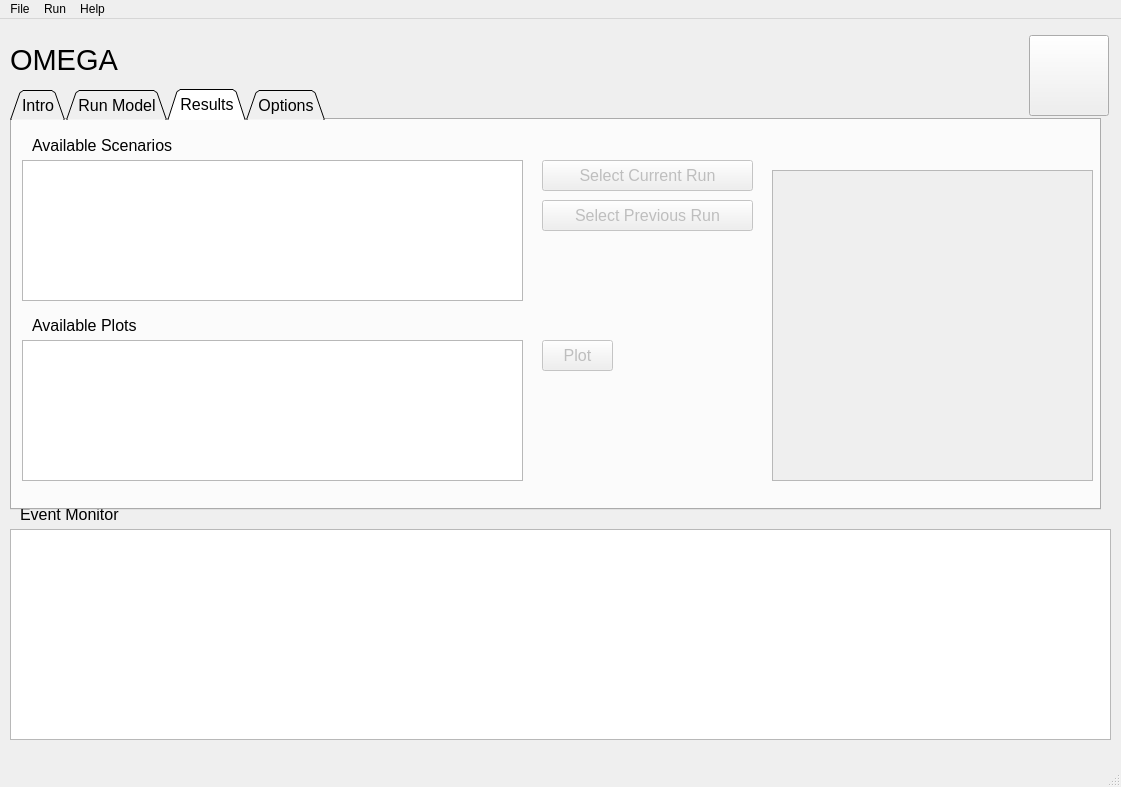
The window that omega_gui/elements/omega_gui_qt.ui (johnathanvic/EPA_OMEGA_Model) describes before a commit, drawn with Qt 5.
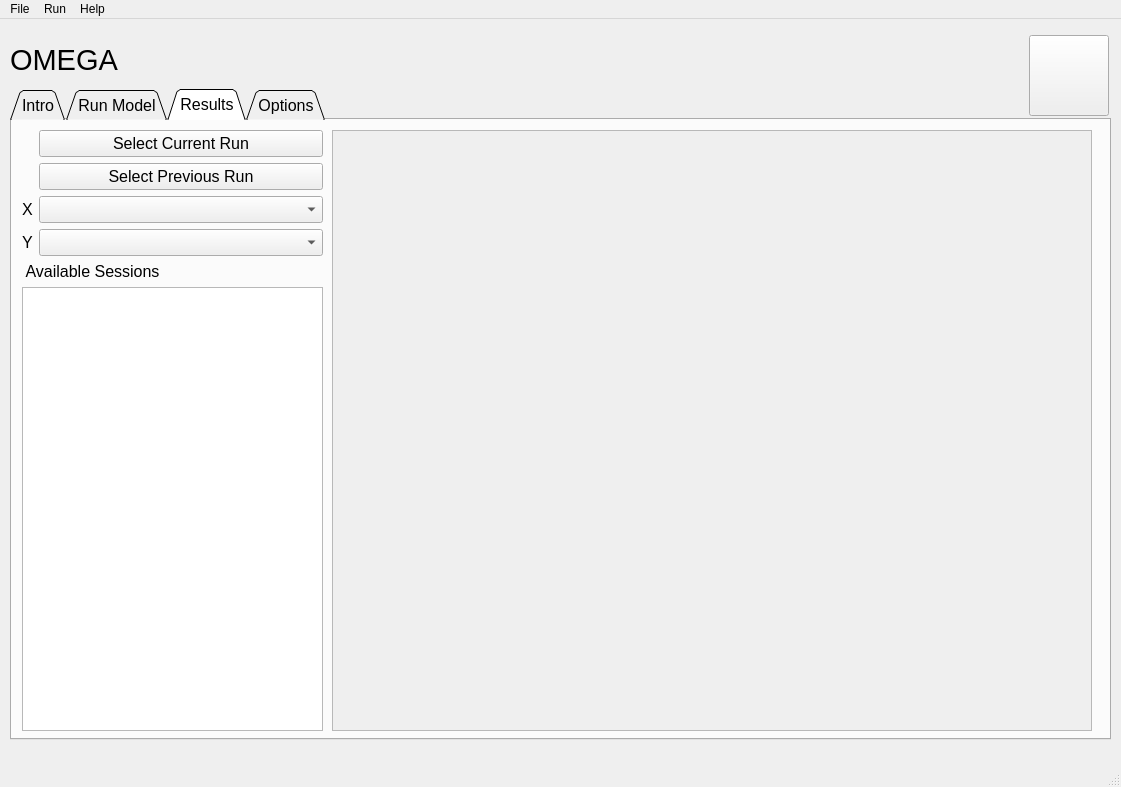
The same window after the commit. The open tabs and pages were chosen to show the change.

Commit message: updated GUI layout    * event monitor only on Run Model tab    * Results tab now supports matplotlib plots of summary_results

The edit to the form file:
```diff
--- a/omega_gui/elements/omega_gui_qt.ui
+++ b/omega_gui/elements/omega_gui_qt.ui
@@ -31,8 +31,8 @@
      <rect>
       <x>10</x>
       <y>70</y>
-      <width>1091</width>
-      <height>421</height>
+      <width>1101</width>
+      <height>651</height>
      </rect>
     </property>
     <property name="font">
@@ -378,6 +378,51 @@
        <set>Qt::AlignLeading|Qt::AlignLeft|Qt::AlignVCenter</set>
       </property>
      </widget>
+     <widget class="QLabel" name="event_monitor_label">
+      <property name="geometry">
+       <rect>
+        <x>10</x>
+        <y>350</y>
+        <width>201</width>
+        <height>31</height>
+       </rect>
+      </property>
+      <property name="font">
+       <font>
+        <family>Arial</family>
+        <pointsize>12</pointsize>
+        <weight>50</weight>
+        <bold>false</bold>
+       </font>
+      </property>
+      <property name="toolTip">
+       <string>Event Monitor records ongoing program events</string>
+      </property>
+      <property name="text">
+       <string>Event Monitor</string>
+      </property>
+     </widget>
+     <widget class="QTextEdit" name="event_monitor_result">
+      <property name="geometry">
+       <rect>
+        <x>10</x>
+        <y>380</y>
+        <width>1081</width>
+        <height>231</height>
+       </rect>
+      </property>
+      <property name="font">
+       <font>
+        <family>Consolas</family>
+        <pointsize>10</pointsize>
+        <weight>50</weight>
+        <bold>false</bold>
+       </font>
+      </property>
+      <property name="toolTip">
+       <string>Event Monitor records ongoing program events</string>
+      </property>
+     </widget>
     </widget>
     <widget class="QWidget" name="results_tab">
      <property name="enabled">
@@ -386,162 +431,13 @@
      <attribute name="title">
       <string>Results</string>
      </attribute>
-     <widget class="QListWidget" name="list_graphs_1">
-      <property name="geometry">
-       <rect>
-        <x>10</x>
-        <y>220</y>
-        <width>501</width>
-        <height>141</height>
-       </rect>
-      </property>
-     </widget>
-     <widget class="QLabel" name="available_plots_1_label_2">
-      <property name="geometry">
-       <rect>
-        <x>20</x>
-        <y>190</y>
-        <width>481</width>
-        <height>31</height>
-       </rect>
-      </property>
-      <property name="font">
-       <font>
-        <family>Arial</family>
-        <pointsize>12</pointsize>
-        <weight>50</weight>
-        <bold>false</bold>
-       </font>
-      </property>
-      <property name="text">
-       <string>Available Plots</string>
-      </property>
-     </widget>
-     <widget class="QPushButton" name="open_plot_2">
-      <property name="enabled">
-       <bool>false</bool>
-      </property>
-      <property name="geometry">
-       <rect>
-        <x>530</x>
-        <y>220</y>
-        <width>71</width>
-        <height>31</height>
-       </rect>
-      </property>
-      <property name="font">
-       <font>
-        <family>Arial</family>
-        <pointsize>12</pointsize>
-        <weight>50</weight>
-        <bold>false</bold>
-       </font>
-      </property>
-      <property name="toolTip">
-       <string>Plots the selected parameters</string>
-      </property>
-      <property name="text">
-       <string>Plot</string>
-      </property>
-     </widget>
-     <widget class="QListWidget" name="list_graphs_2">
-      <property name="geometry">
-       <rect>
-        <x>10</x>
-        <y>40</y>
-        <width>501</width>
-        <height>141</height>
-       </rect>
-      </property>
-     </widget>
-     <widget class="QLabel" name="available_plots_1_label_3">
-      <property name="geometry">
-       <rect>
-        <x>20</x>
-        <y>10</y>
-        <width>471</width>
-        <height>31</height>
-       </rect>
-      </property>
-      <property name="font">
-       <font>
-        <family>Arial</family>
-        <pointsize>12</pointsize>
-        <weight>50</weight>
-        <bold>false</bold>
-       </font>
-      </property>
-      <property name="text">
-       <string>Available Scenarios</string>
-      </property>
-     </widget>
-     <widget class="QPushButton" name="select_plot_2">
-      <property name="enabled">
-       <bool>false</bool>
-      </property>
-      <property name="geometry">
-       <rect>
-        <x>530</x>
-        <y>80</y>
-        <width>211</width>
-        <height>31</height>
-       </rect>
-      </property>
-      <property name="font">
-       <font>
-        <family>Arial</family>
-        <pointsize>12</pointsize>
-        <weight>50</weight>
-        <bold>false</bold>
-       </font>
-      </property>
-      <property name="toolTip">
-       <string>Selects previous model run for plotting</string>
-      </property>
-      <property name="text">
-       <string>Select Previous Run</string>
-      </property>
-     </widget>
-     <widget class="QPushButton" name="select_plot_3">
-      <property name="enabled">
-       <bool>false</bool>
-      </property>
-      <property name="geometry">
-       <rect>
-        <x>530</x>
-        <y>40</y>
-        <width>211</width>
-        <height>31</height>
-       </rect>
-      </property>
-      <property name="font">
-       <font>
-        <family>Arial</family>
-        <pointsize>12</pointsize>
-        <weight>50</weight>
-        <bold>false</bold>
-       </font>
-      </property>
-      <property name="toolTip">
-       <string>Selects current model run for plotting</string>
-      </property>
-      <property name="text">
-       <string>Select Current Run</string>
-      </property>
-      <property name="autoDefault">
-       <bool>false</bool>
-      </property>
-      <property name="flat">
-       <bool>false</bool>
-      </property>
-     </widget>
      <widget class="QScrollArea" name="plot_scroll">
       <property name="geometry">
        <rect>
-        <x>760</x>
-        <y>50</y>
-        <width>321</width>
-        <height>311</height>
+        <x>320</x>
+        <y>10</y>
+        <width>760</width>
+        <height>601</height>
        </rect>
       </property>
       <property name="sizePolicy">
@@ -562,6 +458,9 @@
       <property name="verticalScrollBarPolicy">
        <enum>Qt::ScrollBarAsNeeded</enum>
       </property>
+      <property name="horizontalScrollBarPolicy">
+       <enum>Qt::ScrollBarAlwaysOff</enum>
+      </property>
       <property name="sizeAdjustPolicy">
        <enum>QAbstractScrollArea::AdjustToContents</enum>
       </property>
@@ -579,14 +478,132 @@
        </property>
       </widget>
      </widget>
-     <zorder>list_graphs_1</zorder>
-     <zorder>available_plots_1_label_2</zorder>
-     <zorder>open_plot_2</zorder>
-     <zorder>list_graphs_2</zorder>
-     <zorder>available_plots_1_label_3</zorder>
-     <zorder>select_plot_3</zorder>
-     <zorder>select_plot_2</zorder>
-     <zorder>plot_scroll</zorder>
+     <widget class="QWidget" name="verticalLayoutWidget">
+      <property name="geometry">
+       <rect>
+        <x>10</x>
+        <y>10</y>
+        <width>301</width>
+        <height>601</height>
+       </rect>
+      </property>
+      <layout class="QVBoxLayout" name="verticalLayout">
+       <item>
+        <layout class="QGridLayout" name="gridLayout">
+         <item row="2" column="0">
+          <widget class="QLabel" name="label">
+           <property name="text">
+            <string>X</string>
+           </property>
+          </widget>
+         </item>
+         <item row="3" column="1">
+          <widget class="QComboBox" name="comboBox_y">
+           <property name="placeholderText">
+            <string/>
+           </property>
+          </widget>
+         </item>
+         <item row="3" column="0">
+          <widget class="QLabel" name="label_2">
+           <property name="sizePolicy">
+            <sizepolicy hsizetype="Fixed" vsizetype="Preferred">
+             <horstretch>0</horstretch>
+             <verstretch>0</verstretch>
+            </sizepolicy>
+           </property>
+           <property name="text">
+            <string>Y</string>
+           </property>
+          </widget>
+         </item>
+         <item row="2" column="1">
+          <widget class="QComboBox" name="comboBox_x">
+           <property name="placeholderText">
+            <string/>
+           </property>
+          </widget>
+         </item>
+         <item row="1" column="1">
+          <widget class="QPushButton" name="select_plot_2">
+           <property name="enabled">
+            <bool>true</bool>
+           </property>
+           <property name="font">
+            <font>
+             <family>Arial</family>
+             <pointsize>12</pointsize>
+             <weight>50</weight>
+             <bold>false</bold>
+            </font>
+           </property>
+           <property name="toolTip">
+            <string>Selects previous model run for plotting</string>
+           </property>
+           <property name="text">
+            <string>Select Previous Run</string>
+           </property>
+          </widget>
+         </item>
+         <item row="0" column="1">
+          <widget class="QPushButton" name="select_plot_3">
+           <property name="enabled">
+            <bool>true</bool>
+           </property>
+           <property name="font">
+            <font>
+             <family>Arial</family>
+             <pointsize>12</pointsize>
+             <weight>50</weight>
+             <bold>false</bold>
+            </font>
+           </property>
+           <property name="toolTip">
+            <string>Selects current model run for plotting</string>
+           </property>
+           <property name="text">
+            <string>Select Current Run</string>
+           </property>
+           <property name="autoDefault">
+            <bool>false</bool>
+           </property>
+           <property name="flat">
+            <bool>false</bool>
+           </property>
+          </widget>
+         </item>
+        </layout>
+       </item>
+       <item>
+        <widget class="QLabel" name="available_plots_1_label_3">
+         <property name="font">
+          <font>
+           <family>Arial</family>
+           <pointsize>12</pointsize>
+           <weight>50</weight>
+           <bold>false</bold>
+          </font>
+         </property>
+         <property name="text">
+          <string> Available Sessions</string>
+         </property>
+        </widget>
+       </item>
+       <item>
+        <widget class="QListWidget" name="list_graphs_2">
+         <property name="editTriggers">
+          <set>QAbstractItemView::NoEditTriggers</set>
+         </property>
+         <property name="alternatingRowColors">
+          <bool>true</bool>
+         </property>
+         <property name="selectionMode">
+          <enum>QAbstractItemView::ExtendedSelection</enum>
+         </property>
+        </widget>
+       </item>
+      </layout>
+     </widget>
     </widget>
     <widget class="QWidget" name="options_tab">
      <attribute name="title">
@@ -667,47 +684,6 @@
      <set>Qt::AlignLeading|Qt::AlignLeft|Qt::AlignVCenter</set>
     </property>
    </widget>
-   <widget class="QTextEdit" name="event_monitor_result">
-    <property name="geometry">
-     <rect>
-      <x>10</x>
-      <y>510</y>
-      <width>1101</width>
-      <height>211</height>
-     </rect>
-    </property>
-    <property name="font">
-     <font>
-      <family>Consolas</family>
-      <pointsize>10</pointsize>
-     </font>
-    </property>
-    <property name="toolTip">
-     <string>Event Monitor records ongoing program events</string>
-    </property>
-   </widget>
-   <widget class="QLabel" name="event_monitor_label">
-    <property name="geometry">
-     <rect>
-      <x>20</x>
-      <y>480</y>
-      <width>191</width>
-      <height>31</height>
-     </rect>
-    </property>
-    <property name="font">
-     <font>
-      <family>Arial</family>
-      <pointsize>12</pointsize>
-     </font>
-    </property>
-    <property name="toolTip">
-     <string>Event Monitor records ongoing program events</string>
-    </property>
-    <property name="text">
-     <string>Event Monitor</string>
-    </property>
-   </widget>
    <widget class="QWidget" name="background_widget" native="true">
     <property name="geometry">
      <rect>
```
Left out of the diff: 8 changed lines with no effect on the pictures. The commit also changes 1 other file.
